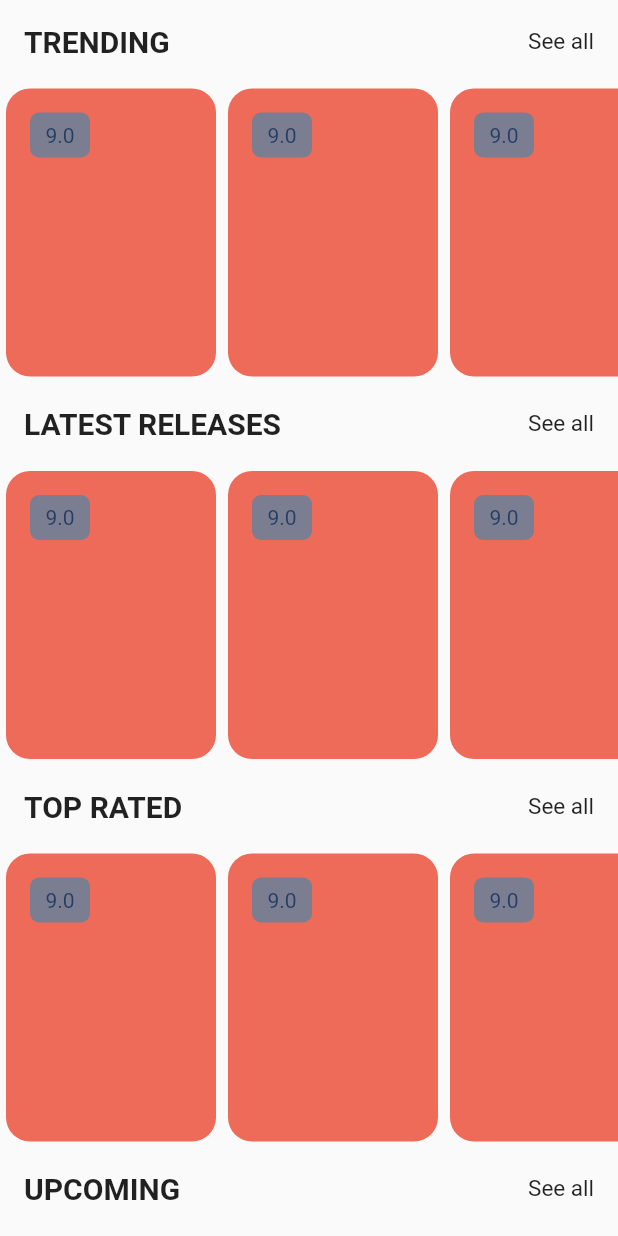
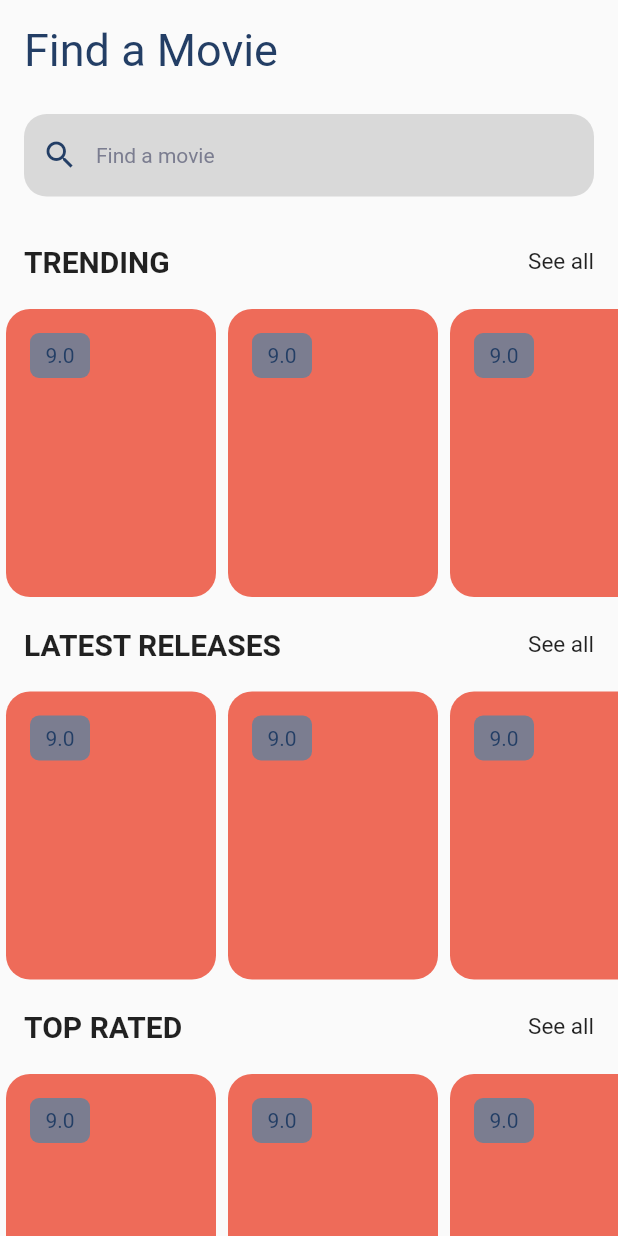
Before and after one commit to raczynskaannamaria/movies_books, a Flutter app: the MoviePageContent screen opened directly, on a phone screen of 412 x 824 dp. Run offline on Flutter 3.47's test engine with Material 2 defaults, Android fonts, the phone set to English and light mode, and no system bars; our stand-ins replace bloc, cloud_firestore, dartz, dio, equatable, firebase_auth and 7 more; missing offline and left inert: flutterfire_ui; accounts and stored records are empty; generated files the repository leaves out were written again; Roboto replaces fonts that are missing (Arimo).

Commit message:
Implement Seach section UI

```diff
--- a/lib/presentation/movie/movie_page_content.dart
+++ b/lib/presentation/movie/movie_page_content.dart
@@ -1,25 +1,71 @@
 import 'package:flutter/cupertino.dart';
 import 'package:flutter/material.dart';
+import 'package:flutter_bloc/flutter_bloc.dart';
+import 'package:movies_books/core/resources/app_colors.dart';
+import 'package:movies_books/core/resources/app_text.dart';
+import 'package:movies_books/core/services/service_locator.dart';
 import 'package:movies_books/core/widgets/movies_list.dart';
 import 'package:movies_books/core/widgets/title_section.dart';
+import 'package:movies_books/presentation/movie/bloc/movie_bloc.dart';
 
 class MoviePageContent extends StatelessWidget {
   const MoviePageContent({Key? key}) : super(key: key);
 
   @override
   Widget build(BuildContext context) {
-    return Scaffold(
-        body: SingleChildScrollView(
-            physics: BouncingScrollPhysics(),
-            child: Column(children: [
-              TitleSection(title: 'TRENDING'),
-              MoviesList(),
-              TitleSection(title: 'LATEST RELEASES'),
-              MoviesList(),
-              TitleSection(title: 'TOP RATED'),
-              MoviesList(),
-              TitleSection(title: 'UPCOMING'),
-              MoviesList(),
-            ])));
+    return BlocProvider(
+        create: (context) => getIt<MovieBloc>()..add(GetTrendingEvent()),
+        child: Scaffold(
+            body: SingleChildScrollView(
+                child: Column(
+          children: [
+            SearchSection(),
+            TitleSection(isLoading: false, title: 'TRENDING'),
+            MoviesList(),
+            TitleSection(isLoading: false, title: 'LATEST RELEASES'),
+            MoviesList(),
+            TitleSection(isLoading: false, title: 'TOP RATED'),
+            MoviesList(),
+            TitleSection(isLoading: false, title: 'UPCOMING'),
+            MoviesList(),
+          ],
+        ))));
   }
 }
+
+class SearchSection extends StatelessWidget {
+  const SearchSection({super.key});
+
+  @override
+  Widget build(BuildContext context) {
+    return Padding(
+        padding: EdgeInsets.all(16),
+        child: Column(
+          crossAxisAlignment: CrossAxisAlignment.start,
+          children: [
+            Texts.text1(string: 'Find a Movie'),
+            const Padding(
+                padding: EdgeInsets.only(top: 25),
+                child: TextField(
+                    decoration: InputDecoration(
+                        border: OutlineInputBorder(
+                          borderSide:
+                              BorderSide(width: 0, style: BorderStyle.none),
+                          borderRadius: BorderRadius.all(
+                            Radius.circular(15.0),
+                          ),
+                        ),
+                        contentPadding: EdgeInsets.symmetric(vertical: 18),
+                        filled: true,
+                        fillColor: AppColor.alto,
+                        hintText: 'Find a movie',
+                        hintStyle:
+                            TextStyle(color: AppColor.waterloo, fontSize: 14),
+                        prefixIcon: Icon(
+                          Icons.search_outlined,
+                          color: AppColor.cello,
+                        )))),
+          ],
+        ));
+  }
+}
```
